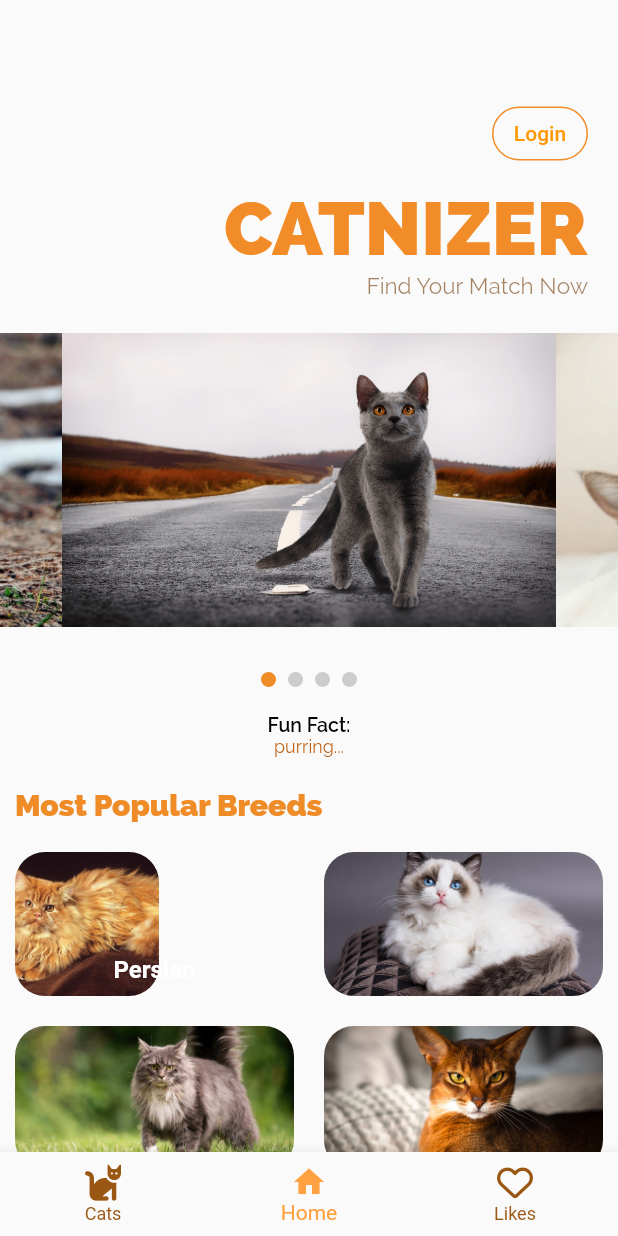
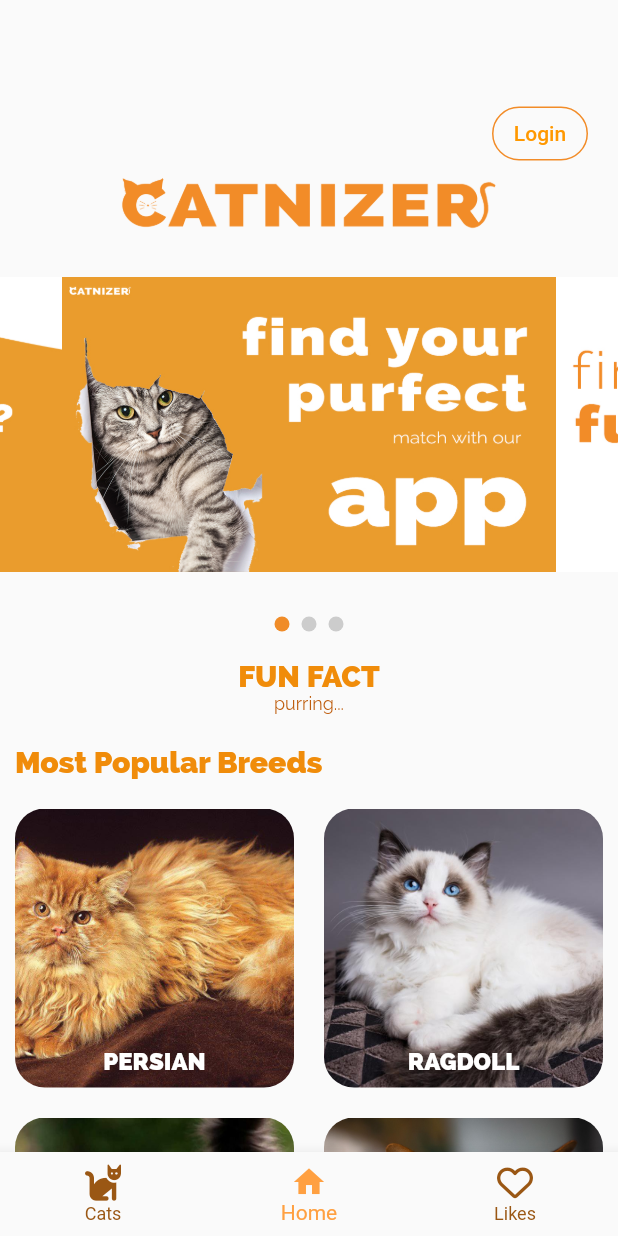
Before and after one commit to Cassandra-Jacklya/catnizer-appetizer, a Flutter app: the screen it shows after launch, on a phone screen of 412 x 824 dp. Run offline on Flutter 3.47's test engine with Material 2 defaults, Android fonts, the phone set to English and light mode, and no system bars; drawn by our look-alikes of carousel_slider; our stand-ins replace awesome_snackbar_content, cloud_firestore, firebase_auth, firebase_core, flutter_bloc, font_awesome_flutter and 1 more; accounts and stored records are empty; network calls fail.

Commit message:
New Changes

```diff
--- a/lib/main.dart
+++ b/lib/main.dart
@@ -25,15 +25,15 @@ class MyApp extends StatelessWidget {
   Widget build(BuildContext context) {
     return MultiBlocProvider(
       providers: [
-        BlocProvider(
-          create: (BuildContext context) {return MainPageBloc();}
-        ),
-        BlocProvider(
-          create: (BuildContext context) {return FavouriteBloc();}
-        ),
-        BlocProvider(
-          create: (BuildContext context) {return AppStateBloc();}
-        )
+        BlocProvider(create: (BuildContext context) {
+          return MainPageBloc();
+        }),
+        BlocProvider(create: (BuildContext context) {
+          return FavouriteBloc();
+        }),
+        BlocProvider(create: (BuildContext context) {
+          return AppStateBloc();
+        })
       ],
       child: MaterialApp(
         debugShowCheckedModeBanner: false,
@@ -60,12 +60,10 @@ class MyHomePage extends StatefulWidget {
 }
 
 class _MyHomePageState extends State<MyHomePage> {
-
   final List<String> images = [
-    'assets/catimage/1.png',
-    'assets/catimage/2.png',
-    'assets/catimage/3.png',
-    'assets/catimage/7.png',
+    'assets/catimage/p111.jpg',
+    'assets/catimage/p2.jpg',
+    'assets/catimage/p3.jpg',
   ];
 
   int _selectedIndex = 1;
@@ -141,87 +139,101 @@ class _MyHomePageState extends State<MyHomePage> {
                 children: [
                   FutureBuilder(
                       future: Firebase.initializeApp(
-                                  options: DefaultFirebaseOptions.currentPlatform,),
+                        options: DefaultFirebaseOptions.currentPlatform,
+                      ),
                       builder: (context, snapshot) {
                         switch (snapshot.connectionState) {
                           case ConnectionState.done:
-                                    final User? user = FirebaseAuth.instance.currentUser;
+                            final User? user =
+                                FirebaseAuth.instance.currentUser;
                             if (user == null) {
                               return TextButton(
                                   onPressed: () async {
-                                          Navigator.push(context,
-                                          MaterialPageRoute(builder: (context) => const LoginView()));
+                                    Navigator.push(
+                                        context,
+                                        MaterialPageRoute(
+                                            builder: (context) =>
+                                                const LoginView()));
                                   },
                                   style: ButtonStyle(
                                       shape: MaterialStateProperty.all<
                                               RoundedRectangleBorder>(
                                           RoundedRectangleBorder(
-                                                borderRadius: BorderRadius.circular(18.0),
+                                              borderRadius:
+                                                  BorderRadius.circular(18.0),
                                               side: const BorderSide(
                                                   color: Color.fromRGBO(
                                                       242, 140, 40, 100))))),
                                   child: const Text("Login"));
-                            }
-                            else {
+                            } else {
                               return ElevatedButton(
                                   onPressed: () {
-                                  Navigator.push(context,
-                                  MaterialPageRoute(builder: (context) => const LoginView()));
+                                    Navigator.push(
+                                        context,
+                                        MaterialPageRoute(
+                                            builder: (context) =>
+                                                const LoginView()));
                                   },
                                   child: Text(user.email!));
                             }
                           default:
                             return ElevatedButton(
                                 onPressed: () async {
-                                Navigator.push(context,
-                                MaterialPageRoute(builder: (context) => const LoginView()));
+                                  Navigator.push(
+                                      context,
+                                      MaterialPageRoute(
+                                          builder: (context) =>
+                                              const LoginView()));
                                 },
                                 style: ButtonStyle(
                                     shape: MaterialStateProperty.all<
                                             RoundedRectangleBorder>(
                                         RoundedRectangleBorder(
-                                            borderRadius: BorderRadius.circular(18.0),
+                                            borderRadius:
+                                                BorderRadius.circular(18.0),
                                             side: const BorderSide(
                                                 color: Color.fromRGBO(
                                                     242, 140, 40, 100))))),
                                 child: const Text("Login"));
                         }
-
-                      }
-                    ),
+                      }),
                 ],
               ),
             ),
             Padding(
-                padding: const EdgeInsets.fromLTRB(40, 5, 20, 0),
+              padding: const EdgeInsets.fromLTRB(0, 0, 0, 20),
               child: Row(
-                  mainAxisAlignment: MainAxisAlignment.end,
-                  crossAxisAlignment: CrossAxisAlignment.end,
-                  children: const [
-                    Text("CATNIZER",
-                        style: TextStyle(
-                            fontFamily: 'Raleway',
-                            fontWeight: FontWeight.w800,
-                            fontSize: 50,
-                            color: Color.fromRGBO(242, 140, 40, 100))),
+                mainAxisAlignment: MainAxisAlignment.center,
+                crossAxisAlignment: CrossAxisAlignment.center,
+                children: [
+                  Image.asset(
+                    'assets/catimage/catlogo.png',
+                    height: 35,
+                  ),
+                  // Text("CATNIZER",
+                  //     style: TextStyle(
+                  //         fontFamily: 'Raleway',
+                  //         fontWeight: FontWeight.w800,
+                  //         fontSize: 50,
+                  //         color: Color.fromRGBO(242, 140, 40, 100))),
                 ],
               ),
             ),
-              Padding(
-                padding: const EdgeInsets.fromLTRB(40, 0, 20, 10),
-                child: Row(
-                  mainAxisAlignment: MainAxisAlignment.end,
-                  crossAxisAlignment: CrossAxisAlignment.end,
-                  children: const [
-                    Text("Find Your Match Now",
-                        style: TextStyle(
-                            fontFamily: 'Raleway',
-                            fontWeight: FontWeight.w400,
-                            fontSize: 15,
-                            color: Color.fromRGBO(110, 56, 2, 0.612)))
-                  ],
-                ),
-              ),
+            // Padding(
+            //   padding: const EdgeInsets.fromLTRB(40, 0, 20, 10),
+            //   child: Row(
+            //     mainAxisAlignment: MainAxisAlignment.end,
+            //     crossAxisAlignment: CrossAxisAlignment.end,
+            //     children: const [
+            //       Text("1 & Only Place Platform for the Cat",
+            //           style: TextStyle(
+            //               fontFamily: 'Raleway',
+            //               fontWeight: FontWeight.w400,
+            //               fontSize: 15,
+            //               color: Color.fromRGBO(110, 56, 2, 0.612)))
+            //     ],
+            //   ),
+            // ),
             Padding(
               padding: const EdgeInsets.fromLTRB(0, 10, 0, 0),
               child: CarouselSlider(
@@ -254,8 +266,8 @@ class _MyHomePageState extends State<MyHomePage> {
                   child: Container(
                     width: 10,
                     height: 10,
-                      margin: const EdgeInsets.symmetric(
-                          vertical: 8, horizontal: 4),
+                    margin:
+                        const EdgeInsets.symmetric(vertical: 8, horizontal: 4),
                     decoration: BoxDecoration(
                       shape: BoxShape.circle,
                       color: _current == entry.key
@@ -278,60 +290,62 @@ class _MyHomePageState extends State<MyHomePage> {
                       if (state is MainPageLoaded) {
                         return Column(
                           children: [
-                                const Text("Fun Fact:",
+
+                            const Padding(
+                              padding: EdgeInsets.only(bottom: 10.0),
+                              child: Text("FUN FACT",
                                   style: TextStyle(
-                                    fontSize: 13.0,
+                                    fontSize: 20.0,
                                     fontFamily: 'Raleway',
-                                    color: Colors.black,
-                                    fontWeight: FontWeight.w600,
-                                  )
+                                    color: Color.fromRGBO(240, 140, 10, 100),
+                                    fontWeight: FontWeight.w800,
+                                  )),
                             ),
-                                Text(
+                            Padding(
+                              padding: const EdgeInsets.fromLTRB(20, 0, 20, 0),
+                              child: Text(
+
                                 state.fact,
                                 style: const TextStyle(
-                                    fontSize: 12.0,
+                                  fontSize: 15.0,
                                   fontFamily: 'Raleway',
                                   color: Color.fromARGB(255, 190, 92, 12),
                                   fontWeight: FontWeight.w400,
                                 ),
                               ),
+                            ),
                           ],
                         );
-                          }
-                          else if (state is MainPageInitial) {
+                      } else if (state is MainPageInitial) {
                         return Column(
                           children: const [
-                                Text("Fun Fact:",
+                            Text("FUN FACT",
                                 style: TextStyle(
-                                    fontSize: 13.0,
+                                  fontSize: 20.0,
                                   fontFamily: 'Raleway',
-                                    color: Colors.black,
-                                    fontWeight: FontWeight.w600,
-                                  )
-                                ),
+                                  color: Color.fromRGBO(240, 140, 10, 100),
+                                  fontWeight: FontWeight.w800,
+                                )),
                             Text("purring...",
                                 style: TextStyle(
                                   fontSize: 12.0,
                                   fontFamily: 'Raleway',
                                   color: Color.fromARGB(255, 190, 92, 12),
                                   fontWeight: FontWeight.w400,
-                                  )
-                                ),
+                                )),
                           ],
                         );
-                          }
-                          else {
-                            return const Text("Fun fact not loaded. Are you sure you love cats?",
+                      } else {
+                        return const Text(
+                            "Fun fact not loaded. Are you sure you love cats?",
                             style: TextStyle(
                               fontSize: 13.0,
                               fontFamily: 'Raleway',
                               color: Colors.black,
                               fontWeight: FontWeight.normal,
-                              )
-                            );
+                            ));
                       }
-                        }
-                      ),
+                    }),
                   ),
                 ),
               ],
@@ -346,7 +360,7 @@ class _MyHomePageState extends State<MyHomePage> {
                         fontFamily: 'Raleway',
                         fontWeight: FontWeight.w700,
                         fontSize: 20,
-                          color: Color.fromRGBO(240, 140, 40, 100)),
+                        color: Color.fromRGBO(240, 140, 10, 100)),
                   ),
                 ),
               ],
@@ -359,8 +373,8 @@ class _MyHomePageState extends State<MyHomePage> {
                       padding: const EdgeInsets.fromLTRB(10, 10, 10, 10),
                       child: ClipRRect(
                         borderRadius: BorderRadius.circular(20),
-                          child: SizedBox.fromSize(
-                            size: const Size.fromRadius(48),
+                        child: AspectRatio(
+                          aspectRatio: 1,
                           child: Image.asset(
                             'assets/catimage/persian.jpg',
                             fit: BoxFit.cover,
@@ -373,15 +387,15 @@ class _MyHomePageState extends State<MyHomePage> {
                       left: 0,
                       right: 0,
                       child: Container(
-
                         padding: const EdgeInsets.symmetric(vertical: 8),
                         child: const Text(
-                            'Persian',
+                          'PERSIAN',
                           textAlign: TextAlign.center,
                           style: TextStyle(
                             color: Colors.white,
+                            fontFamily: 'Raleway',
                             fontSize: 16,
-                              fontWeight: FontWeight.bold,
+                            fontWeight: FontWeight.w800,
                           ),
                         ),
                       ),
@@ -390,24 +404,14 @@ class _MyHomePageState extends State<MyHomePage> {
                 ),
               ),
               Expanded(
-                  child: Container(
+                child: Stack(
+                  children: [
+                    Container(
                       padding: const EdgeInsets.fromLTRB(10, 10, 10, 10),
-                    // decoration: BoxDecoration(
-                    //   borderRadius: BorderRadius.circular(20),
-
-                    //   boxShadow: [
-                    //     BoxShadow(
-                    //       color: Colors.grey.withOpacity(0.5),
-                    //       spreadRadius: 0,
-                    //       blurRadius: 0,
-                    //       offset: const Offset(20, 1), // changes position of shadow
-                    //     ),
-                    //   ],
-                    // ),
                       child: ClipRRect(
-                      borderRadius: BorderRadius.circular(20), // Image border
-                      child: SizedBox.fromSize(
-                        size: const Size.fromRadius(48), // Image radius
+                        borderRadius: BorderRadius.circular(20),
+                        child: AspectRatio(
+                          aspectRatio: 1,
                           child: Image.asset(
                             'assets/catimage/ragdoll.jpg',
                             fit: BoxFit.cover,
@@ -415,64 +419,107 @@ class _MyHomePageState extends State<MyHomePage> {
                         ),
                       ),
                     ),
-                ),
-              ]),
-              Row(
-                children: [
-                  Expanded(
+                    Positioned(
+                      bottom: 10,
+                      left: 0,
+                      right: 0,
                       child: Container(
-                      padding: const EdgeInsets.fromLTRB(10, 10, 10, 10),
-                      // decoration: BoxDecoration(
-                      //   borderRadius: BorderRadius.circular(20),
-
-                      //   boxShadow: [
-                      //     BoxShadow(
-                      //       color: Colors.grey.withOpacity(0.5),
-                      //       spreadRadius: 0,
-                      //       blurRadius: 0,
-                      //       offset: const Offset(20, 1), // changes position of shadow
-                      //     ),
-                      //   ],
-                      // ),
-                      child: ClipRRect(
-                        borderRadius: BorderRadius.circular(20), // Image border
-                        child: SizedBox.fromSize(
-                          size: const Size.fromRadius(48), // Image radius
-                          child: Image.asset('assets/catimage/maincoon.jpg',
-                              fit: BoxFit.cover),
-                        ),
-                      ),
-                    ),
-                  ),
-                  Expanded(
-                    child: Container(
-                      padding: const EdgeInsets.fromLTRB(10, 10, 10, 10),
-                      // decoration: BoxDecoration(
-                      //   borderRadius: BorderRadius.circular(20),
-
-                      //   boxShadow: [
-                      //     BoxShadow(
-                      //       color: Colors.grey.withOpacity(0.5),
-                      //       spreadRadius: 0,
-                      //       blurRadius: 0,
-                      //       offset: const Offset(20, 1), // changes position of shadow
-                      //     ),
-                      //   ],
-                      // ),
-                      child: ClipRRect(
-                        borderRadius: BorderRadius.circular(20), // Image border
-                        child: SizedBox.fromSize(
-                          size: const Size.fromRadius(48), // Image radius
-                          child: Image.asset('assets/catimage/aby.jpg',
-                              fit: BoxFit.cover),
+                        padding: const EdgeInsets.symmetric(vertical: 8),
+                        child: const Text(
+                          'RAGDOLL',
+                          textAlign: TextAlign.center,
+                          style: TextStyle(
+                            color: Colors.white,
+                            fontFamily: 'Raleway',
+                            fontSize: 16,
+                            fontWeight: FontWeight.w800,
                           ),
                         ),
                       ),
                     ),
                   ],
                 ),
-        ])
               ),
+            ]),
+            Row(
+              children: [
+                Expanded(
+                child: Stack(
+                  children: [
+                    Container(
+                      padding: const EdgeInsets.fromLTRB(10, 10, 10, 10),
+                      child: ClipRRect(
+                        borderRadius: BorderRadius.circular(20),
+                        child: AspectRatio(
+                          aspectRatio: 1,
+                          child: Image.asset(
+                            'assets/catimage/maincoon.jpg',
+                            fit: BoxFit.cover,
+                          ),
+                        ),
+                      ),
+                    ),
+                    Positioned(
+                      bottom: 10,
+                      left: 0,
+                      right: 0,
+                      child: Container(
+                        padding: const EdgeInsets.symmetric(vertical: 8),
+                        child: const Text(
+                          'MAINCOON',
+                          textAlign: TextAlign.center,
+                          style: TextStyle(
+                            color: Colors.white,
+                            fontFamily: 'Raleway',
+                            fontSize: 16,
+                            fontWeight: FontWeight.w800,
+                          ),
+                        ),
+                      ),
+                    ),
+                  ],
+                ),
+              ),
+                Expanded(
+                child: Stack(
+                  children: [
+                    Container(
+                      padding: const EdgeInsets.fromLTRB(10, 10, 10, 10),
+                      child: ClipRRect(
+                        borderRadius: BorderRadius.circular(20),
+                        child: AspectRatio(
+                          aspectRatio: 1,
+                          child: Image.asset(
+                            'assets/catimage/aby.jpg',
+                            fit: BoxFit.cover,
+                          ),
+                        ),
+                      ),
+                    ),
+                    Positioned(
+                      bottom: 10,
+                      left: 0,
+                      right: 0,
+                      child: Container(
+                        padding: const EdgeInsets.symmetric(vertical: 8),
+                        child: const Text(
+                          'ABYSSINIAN',
+                          textAlign: TextAlign.center,
+                          style: TextStyle(
+                            color: Colors.white,
+                            fontFamily: 'Raleway',
+                            fontSize: 16,
+                            fontWeight: FontWeight.w800,
+                          ),
+                        ),
+                      ),
+                    ),
+                  ],
+                ),
+              ),
+              ],
+            ),
+          ])),
     );
   }
 }
```
Also changed, not shown: assets/catimage/catlogo.png (added), assets/catimage/logo.png (added), assets/catimage/p1.jpg (added), assets/catimage/p11.jpg (added), assets/catimage/p111.jpg (added), assets/catimage/p2.jpg (added), assets/catimage/p3.jpg (added). Lines whose indentation alone changed are shown as unchanged.
